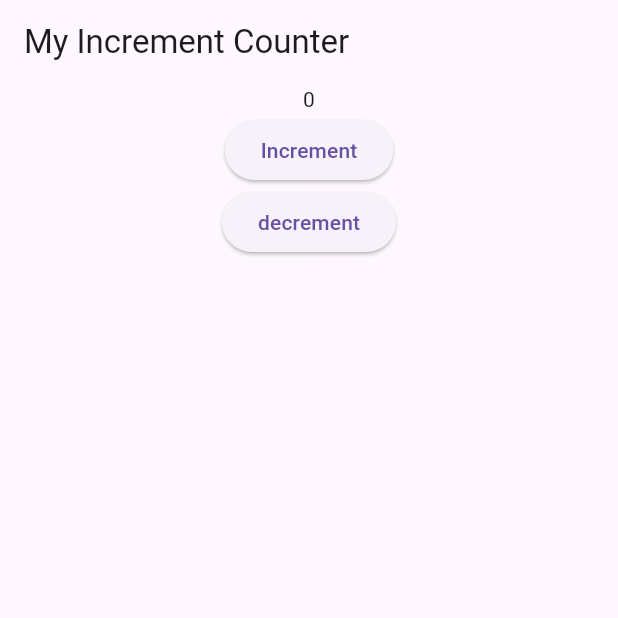
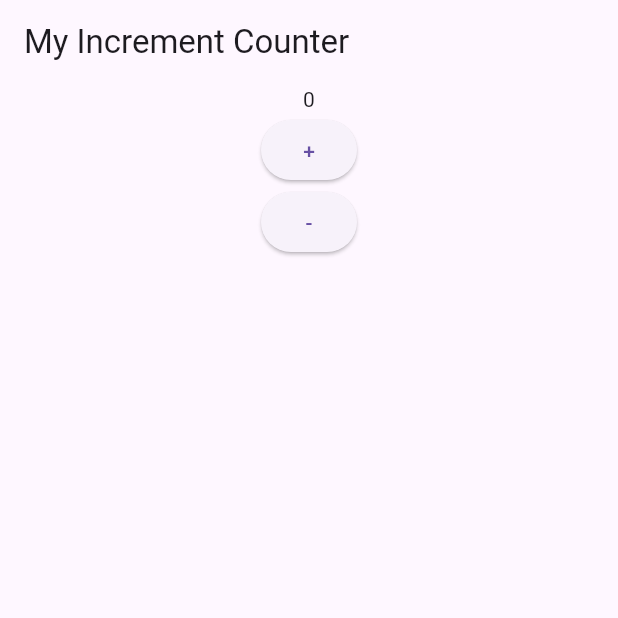
Before and after one commit to Pangsuphamat/example2, a Flutter app: the screen it shows after launch, on a phone screen of 412 x 824 dp, the top half of it. Run offline on Flutter 3.47's test engine with Material 3 defaults, Android fonts, the phone set to English and light mode, and no system bars.

Commit message:
็แบบฝึกหัด

```diff
--- a/lib/my_home_page.dart
+++ b/lib/my_home_page.dart
@@ -33,8 +33,8 @@ class _MyHomePageState extends State<MyHomePage> {
         child: Column(
           children: [
             Text('$_counter'),
-            ElevatedButton(onPressed: _incrementCounter, child: Text('Increment')),
-            ElevatedButton(onPressed: _decrementCounter, child: Text('decrement')),
+            ElevatedButton(onPressed: _incrementCounter, child: Text('+')),
+            ElevatedButton(onPressed: _decrementCounter, child: Text('-')),
             ],
         ),
       ),
```
